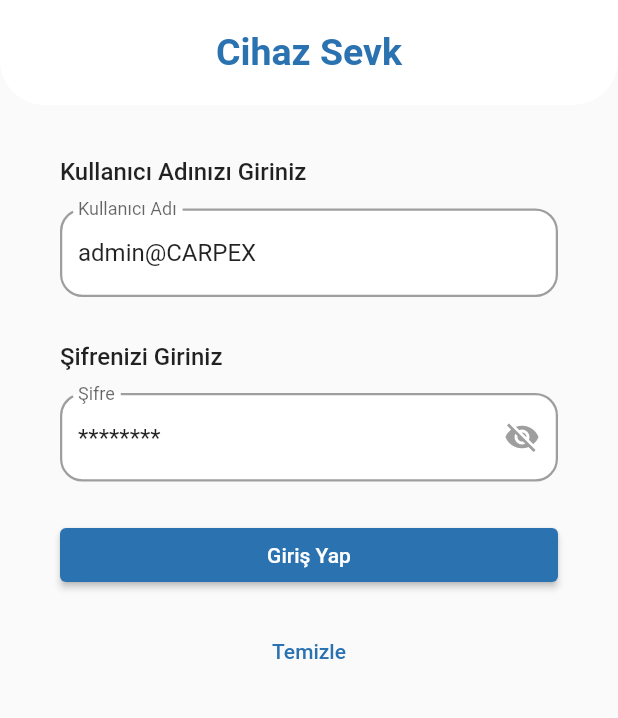
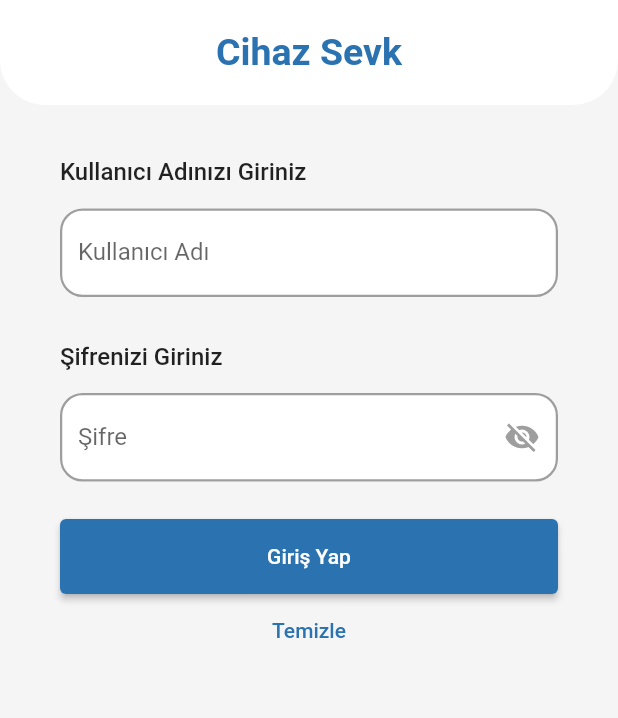
Before and after one commit to ebrarkeles/carpex_stok_takibi, a Flutter app: the screen it shows after launch, on a phone screen of 412 x 824 dp, the part 135-853 px from its top. Run offline on Flutter 3.47's test engine with Material 2 defaults, Android fonts, the light colour scheme and no system bars; our stand-ins replace animated_splash_screen, get, lottie, pin_code_fields, shared_preferences; missing offline and left inert: qr_code_scanner.

Commit message:
v[1.0.7]

```diff
--- a/lib/page/login_page.dart
+++ b/lib/page/login_page.dart
@@ -30,8 +30,8 @@ class _LoginPageState extends State<LoginPage> {
   void initState() {
     // TODO: implement initState
     super.initState();
-    usernameController.text = "admin@CARPEX";
-    passwordController.text = "crp-1234";
+    usernameController.text = "";
+    passwordController.text = "";
   }
 
   void login() async {
@@ -96,6 +96,7 @@ class _LoginPageState extends State<LoginPage> {
 
     return SafeArea(
       child: Scaffold(
+        backgroundColor: const Color.fromRGBO(245, 245, 245, 1),
         resizeToAvoidBottomInset: false,
         body: Column(
           children: [
@@ -255,37 +256,25 @@ class _LoginPageState extends State<LoginPage> {
                     ),
                   ),
                   const SizedBox(height: 25),
-                  // Padding(
-                  //   padding: const EdgeInsets.symmetric(horizontal: 30.0),
-                  //   child: Text(
-                  //     hasError
-                  //         ? "*Lütfen tüm hücreleri düzgün bir şekilde doldurun"
-                  //         : "",
-                  //     style: const TextStyle(
-                  //       color: Colors.red,
-                  //       fontSize: 12,
-                  //       fontWeight: FontWeight.w400,
-                  //     ),
-                  //   ),
-                  // ),
+
                   Row(
+                    mainAxisAlignment: MainAxisAlignment.center,
                     children: [
                       Expanded(
-                        child: ElevatedButton(
-                          style: ElevatedButton.styleFrom(
-                              backgroundColor: Constants.themeColor),
-                          onPressed: () {
-                            login();
-                          },
-                          child: const Text('Giriş Yap'),
+                        child: SizedBox(
+                          height: 50,
+                          child: ElevatedButton(
+                              onPressed: () {
+                                login();
+                              },
+                              style: ElevatedButton.styleFrom(
+                                backgroundColor:
+                                    const Color.fromRGBO(43, 114, 176, 1),
+                              ),
+                              child: Container(child: const Text("Giriş Yap"))),
                         ),
-                      ),
+                      )
                     ],
-                  ),
-                  // const SizedBox(height: 10),
-                  Text(
-                    _errorMessage,
-                    style: const TextStyle(color: Colors.red),
                   ),
                   Row(
                     children: [
```
Also changed, not shown: lib/main.dart (+56 -7 lines), assets/images/sevk_logo.png, 26 other files.
